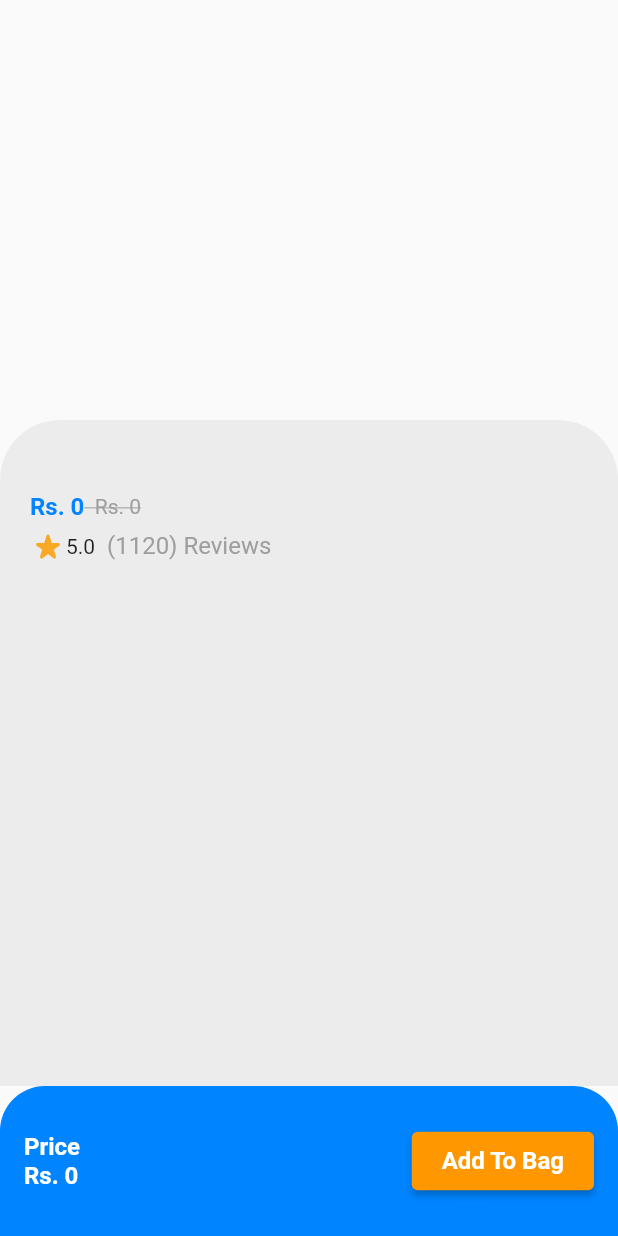
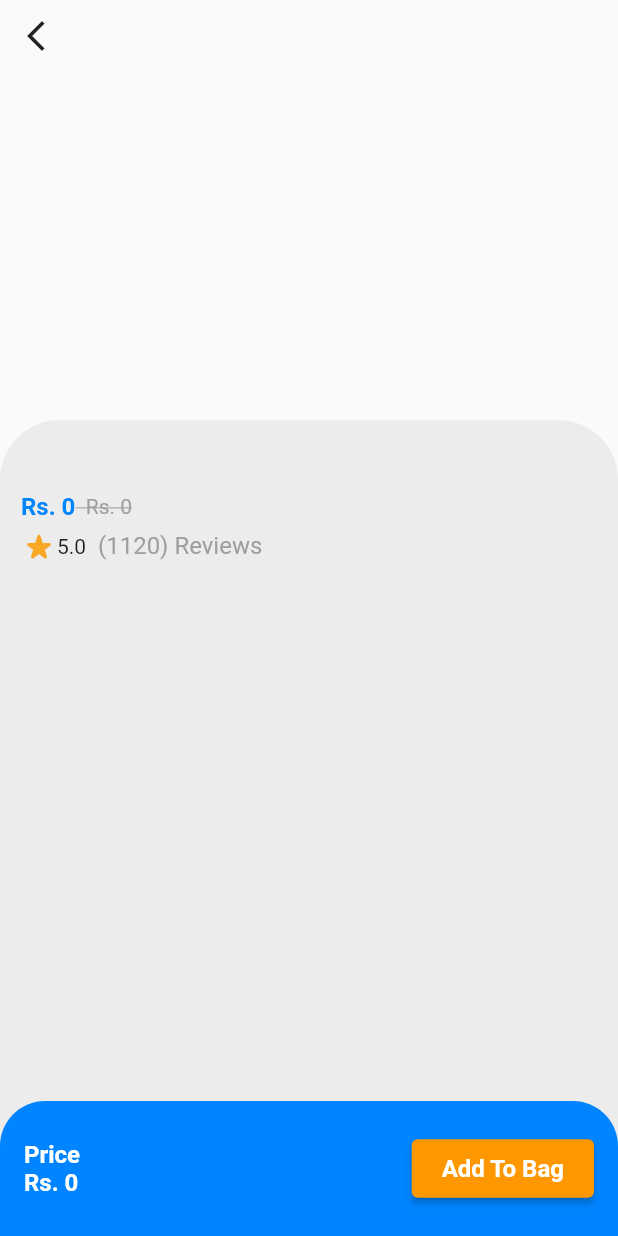
Before and after one commit to thesaugat/fluttercommerce, a Flutter app: the SingleProductPage screen opened directly with empty values, on a phone screen of 412 x 824 dp. Run offline on Flutter 3.47's test engine with Material 2 defaults, Android fonts, the phone set to English and light mode, and no system bars; drawn by our look-alikes of carousel_slider; our stand-ins replace cached_network_image, shared_preferences; accounts and stored records are empty.

Commit message:
single product page added

```diff
--- a/lib/home/product_page/product_page.dart
+++ b/lib/home/product_page/product_page.dart
@@ -20,9 +20,26 @@ class _SingleProductPageState extends State<SingleProductPage> {
         top: true,
         bottom: false,
         child: Column(children: [
+          Stack(
+            children: [
               buildSlider(widget.products!.images!),
+              IconButton(
+                  onPressed: () {
+                    Navigator.pop(context);
+                  },
+                  icon: const Icon(Icons.arrow_back_ios_new)),
+            ],
+          ),
+          Expanded(
+              child: Stack(
+            children: [
               getProductDetails(),
-          getButtons(),
+              Positioned(
+                bottom: 0,
+                child: getButtons(),
+              )
+            ],
+          )),
         ]),
       ),
     );
@@ -58,10 +75,10 @@ class _SingleProductPageState extends State<SingleProductPage> {
   }
 
   getProductDetails() {
-    return Expanded(
-      child: Container(
-        padding: const EdgeInsets.all(20),
+    return Container(
+      padding: const EdgeInsets.only(top: 20, right: 14, left: 14, bottom: 90),
       width: double.infinity,
+      height: double.infinity,
       decoration: BoxDecoration(
           color: Colors.grey.withOpacity(.15),
           borderRadius: const BorderRadius.only(
@@ -74,8 +91,7 @@ class _SingleProductPageState extends State<SingleProductPage> {
           children: [
             Text(
               widget.products!.name!,
-                style:
-                    const TextStyle(fontSize: 20, fontWeight: FontWeight.bold),
+              style: const TextStyle(fontSize: 20, fontWeight: FontWeight.bold),
             ),
             Padding(
                 padding: const EdgeInsets.only(top: 5, bottom: 0),
@@ -105,8 +121,8 @@ class _SingleProductPageState extends State<SingleProductPage> {
                   Icon(Icons.star_rate_rounded, color: Colors.yellow[800]),
                   const Text(
                     "5.0",
-                      style: TextStyle(
-                          fontSize: 14, fontWeight: FontWeight.normal),
+                    style:
+                        TextStyle(fontSize: 14, fontWeight: FontWeight.normal),
                   ),
                   const Text(
                     "  (1120) Reviews",
@@ -128,13 +144,13 @@ class _SingleProductPageState extends State<SingleProductPage> {
           ],
         ),
       ),
-      ),
     );
   }
 
   getButtons() {
     return Container(
-      height: 100,
+      height: 90,
+      width: MediaQuery.of(context).size.width,
       padding: const EdgeInsets.symmetric(horizontal: 16),
       decoration: const BoxDecoration(
         color: kPrimaryColor,
@@ -143,20 +159,26 @@ class _SingleProductPageState extends State<SingleProductPage> {
           topRight: Radius.circular(30),
         ),
       ),
-      child: Row(mainAxisAlignment: MainAxisAlignment.spaceBetween, children: [
+      child: Row(
+          mainAxisSize: MainAxisSize.max,
+          mainAxisAlignment: MainAxisAlignment.spaceBetween,
+          children: [
             Text(
               "Price\nRs. ${widget.products!.discountPrice}",
               style: const TextStyle(
-              fontSize: 16, fontWeight: FontWeight.bold, color: Colors.white),
+                  fontSize: 16,
+                  fontWeight: FontWeight.bold,
+                  color: Colors.white),
             ),
             ElevatedButton(
               onPressed: () {},
               child: Text("Add To Bag"),
               style: ElevatedButton.styleFrom(
                   primary: Colors.orange,
-              padding: const EdgeInsets.symmetric(horizontal: 20, vertical: 10),
-              textStyle:
-                  const TextStyle(fontSize: 16, fontWeight: FontWeight.bold)),
+                  padding:
+                      const EdgeInsets.symmetric(horizontal: 20, vertical: 10),
+                  textStyle: const TextStyle(
+                      fontSize: 16, fontWeight: FontWeight.bold)),
             ),
           ]),
     );
```
Lines whose indentation alone changed are shown as unchanged.
